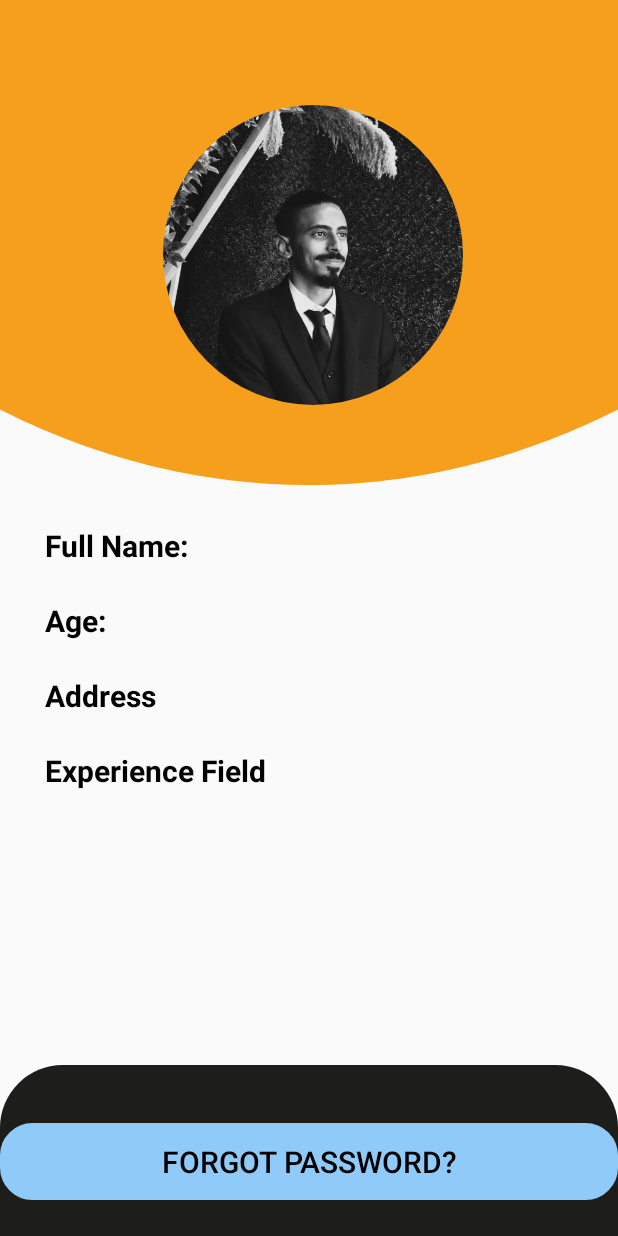
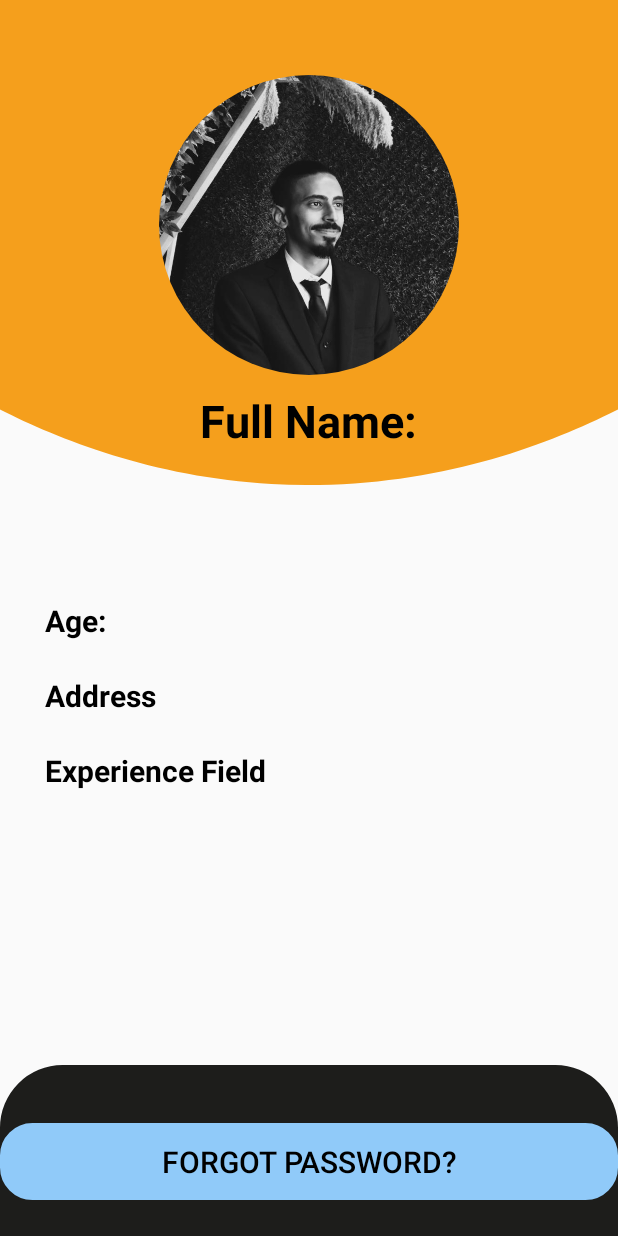
Before and after one commit to Sir-Aly/ER, an Android app: the ProfilePage screen opened directly, with no data from a screen before it, on a phone screen of 412 x 824 dp. Run offline under Robolectric (Android 15) with nearby library versions, the phone set to English and light mode, and no system bars; our stand-ins replace Firebase (no records; nobody signed in at launch, a user with empty details on screens opened directly); plain views replace RoundedImageView.

Commit message:
Profile Page XML Update.

```diff
--- a/app/src/main/res/layout/profile_page.xml
+++ b/app/src/main/res/layout/profile_page.xml
@@ -4,11 +4,15 @@
     android:layout_width="match_parent"
     android:layout_height="match_parent"
     xmlns:app="http://schemas.android.com/apk/res-auto">
+
     <RelativeLayout
         android:layout_width="match_parent"
         android:layout_height="match_parent">
 
-
+<LinearLayout
+    android:layout_width="match_parent"
+    android:layout_height="wrap_content"
+    android:orientation="vertical">
         <ImageView
             android:layout_width="match_parent"
             android:layout_height="wrap_content"
@@ -16,42 +20,41 @@
             android:src="@drawable/asset_1" />
 
 
-
-
+</LinearLayout>
+        <LinearLayout
+            android:layout_width="match_parent"
+            android:layout_height="wrap_content"
+            android:foregroundGravity="center_horizontal"
+            android:gravity="center"
+            android:orientation="vertical"
+            android:layout_marginTop="50dp"
+            >
         <!-- PROFILE PICTURE -->
 
         <com.makeramen.roundedimageview.RoundedImageView
             android:id="@+id/ProfileImage"
             android:layout_width="200dp"
             android:layout_height="200dp"
-            android:layout_alignParentEnd="true"
-            android:layout_marginEnd="103dp"
-            android:layout_marginTop="70dp"
             android:src="@drawable/ali"
             app:riv_border_color="@color/white"
             app:riv_border_width="@dimen/_10dp"
             app:riv_oval="true" />
+                <!-- Full Name -->
+                <TextView
+                    android:id="@+id/name"
+                    android:layout_width="wrap_content"
+                    android:layout_height="wrap_content"
+                    android:layout_gravity="center"
+                    android:text="@string/full_name"
+                    android:layout_marginTop="10dp"
+                    android:textColor="@color/black"
+                    android:textSize="30sp"
+                    android:textStyle="bold" />
+
+        </LinearLayout>
 
 
 
-
-
-        <!-- Full Name -->
-
-
-
-        <!-- Age -->
-        <TextView
-            android:id="@+id/name"
-            android:layout_width="wrap_content"
-            android:layout_height="wrap_content"
-            android:layout_gravity="start"
-            android:layout_marginTop="350dp"
-            android:paddingStart="30dp"
-            android:text="@string/full_name"
-            android:textColor="@color/black"
-            android:textSize="20sp"
-            android:textStyle="bold" />
 
         <!-- Address -->
         <TextView
@@ -117,7 +120,5 @@
 
 
 
-
-
     </RelativeLayout>
 </androidx.constraintlayout.widget.ConstraintLayout>
```
